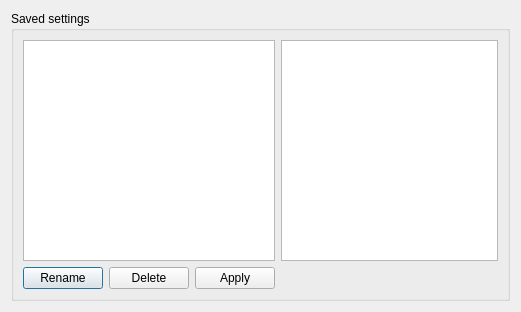
lxqt/lxqt-config, file lxqt-config-monitor/managesavedsettings.ui: the form before one commit.
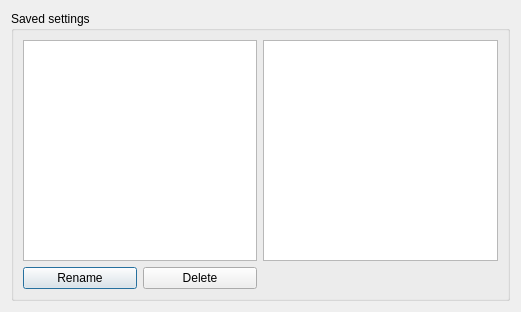
The form after the commit. Icons and pictures are not drawn.

Commit message: lxqt-config-monitor: Improve UI behind Apply button in Advanced settings dlg

```diff
--- a/lxqt-config-monitor/managesavedsettings.ui
+++ b/lxqt-config-monitor/managesavedsettings.ui
@@ -46,13 +46,6 @@
             </property>
            </widget>
           </item>
-          <item>
-           <widget class="QPushButton" name="applyPushButton">
-            <property name="text">
-             <string>Apply</string>
-            </property>
-           </widget>
-          </item>
          </layout>
         </item>
         <item row="0" column="1">
```
The commit also changes 3 other files.
